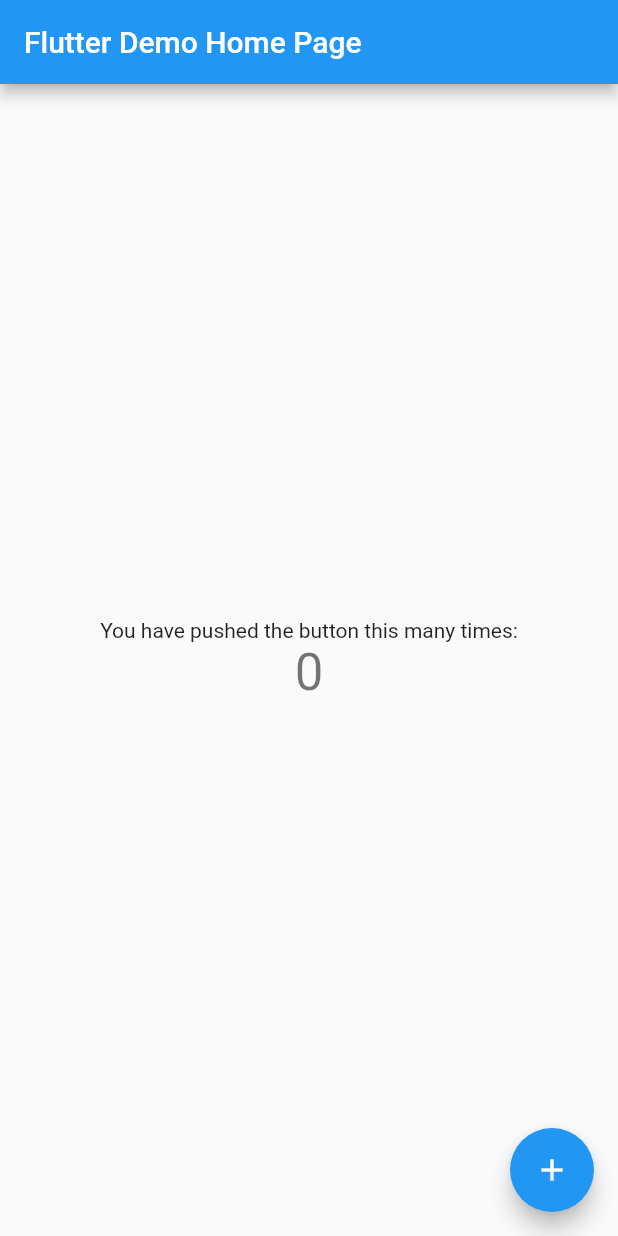
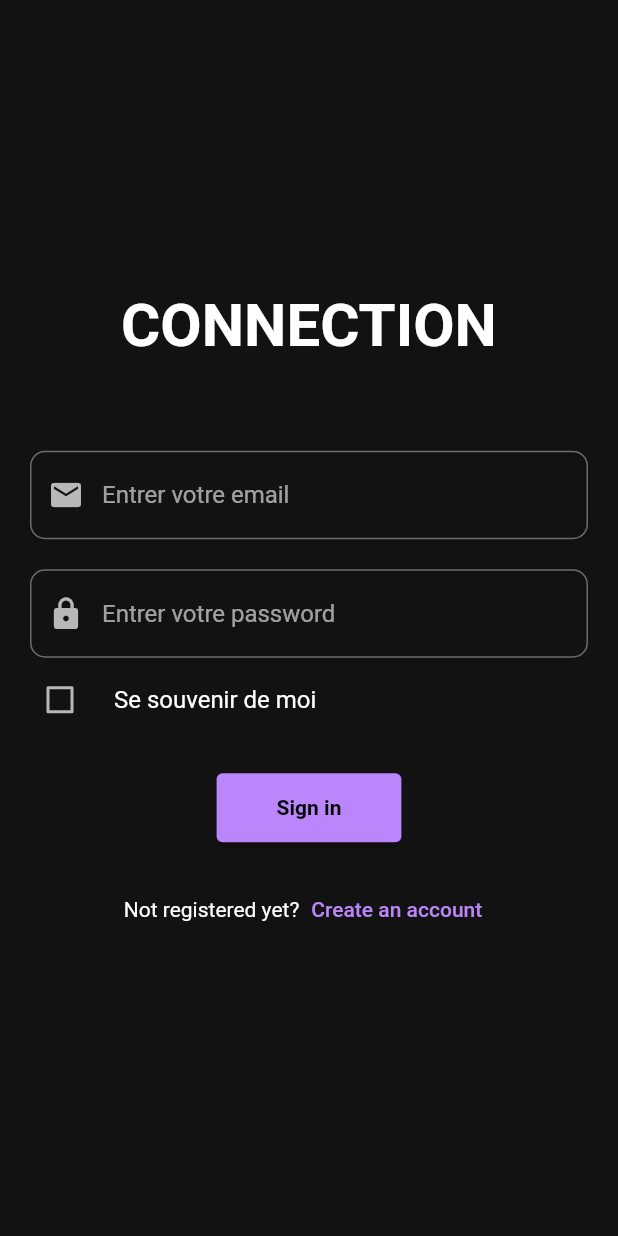
Before and after one commit to aymardl/PLI, a Flutter app: the screen it shows after launch, on a phone screen of 412 x 824 dp. Run offline on Flutter 3.47's test engine with Material 2 defaults, Android fonts, the phone set to English and light mode, and no system bars; our stand-ins replace email_validator.

Commit message:
[FRONT] Page de login non fonctionnel, logo + nom projet manquant

```diff
--- a/my_app/lib/main.dart
+++ b/my_app/lib/main.dart
@@ -1,11 +1,27 @@
 import 'package:flutter/material.dart';
+
+import 'package:my_app/pages/login.dart';
 
 void main() {
   runApp(const MyApp());
 }
 
+ColorScheme defaultColorScheme = const ColorScheme(
+  primary: Color(0xffBB86FC),
+  secondary: Color(0xff03DAC6),
+  surface: Color(0xff181818),
+  background: Color(0xff121212),
+  error: Color(0xffCF6679),
+  onPrimary: Color(0xff000000),
+  onSecondary: Color(0xff000000),
+  onSurface: Color(0xffffffff),
+  onBackground: Color(0xffffffff),
+  onError: Color(0xff000000),
+  brightness: Brightness.dark,
+);
+
 class MyApp extends StatelessWidget {
-  const MyApp({super.key});
+  const MyApp({Key? key}) : super(key: key);
 
   // This widget is the root of your application.
   @override
@@ -13,91 +29,10 @@ class MyApp extends StatelessWidget {
     return MaterialApp(
       title: 'Flutter Demo',
       theme: ThemeData(
-
-        // is not restarted.
+        colorScheme: defaultColorScheme,
         primarySwatch: Colors.blue,
       ),
-      home: const MyHomePage(title: 'Flutter Demo Home Page'),
+      home: const LoginPage(title: 'Login UI'),
     );
   }
 }
-
-class MyHomePage extends StatefulWidget {
-  const MyHomePage({super.key, required this.title});
-
-  // This widget is the home page of your application. It is stateful, meaning
-  // that it has a State object (defined below) that contains fields that affect
-  // how it looks.
-
-  final String title;
-
-  @override
-  State<MyHomePage> createState() => _MyHomePageState();
-}
-
-class _MyHomePageState extends State<MyHomePage> {
-  int _counter = 0;
-
-  void _incrementCounter() {
-    setState(() {
-      // This call to setState tells the Flutter framework that something has
-      // changed in this State, which causes it to rerun the build method below
-      // so that the display can reflect the updated values. If we changed
-      // _counter without calling setState(), then the build method would not be
-      // called again, and so nothing would appear to happen.
-      _counter++;
-    });
-  }
-
-  @override
-  Widget build(BuildContext context) {
-    // This method is rerun every time setState is called, for instance as done
-    // by the _incrementCounter method above.
-    //
-    // The Flutter framework has been optimized to make rerunning build methods
-    // fast, so that you can just rebuild anything that needs updating rather
-    // than having to individually change instances of widgets.
-    return Scaffold(
-      appBar: AppBar(
-        // Here we take the value from the MyHomePage object that was created by
-        // the App.build method, and use it to set our appbar title.
-        title: Text(widget.title),
-      ),
-      body: Center(
-        // Center is a layout widget. It takes a single child and positions it
-        // in the middle of the parent.
-        child: Column(
-          // Column is also a layout widget. It takes a list of children and
-          // arranges them vertically. By default, it sizes itself to fit its
-          // children horizontally, and tries to be as tall as its parent.
-          //
-          // Invoke "debug painting" (press "p" in the console, choose the
-          // "Toggle Debug Paint" action from the Flutter Inspector in Android
-          // Studio, or the "Toggle Debug Paint" command in Visual Studio Code)
-          // to see the wireframe for each widget.
-          //
-          // Column has various properties to control how it sizes itself and
-          // how it positions its children. Here we use mainAxisAlignment to
-          // center the children vertically; the main axis here is the vertical
-          // axis because Columns are vertical (the cross axis would be
-          // horizontal).
-          mainAxisAlignment: MainAxisAlignment.center,
-          children: <Widget>[
-            const Text(
-              'You have pushed the button this many times:',
-            ),
-            Text(
-              '$_counter',
-              style: Theme.of(context).textTheme.headlineMedium,
-            ),
-          ],
-        ),
-      ),
-      floatingActionButton: FloatingActionButton(
-        onPressed: _incrementCounter,
-        tooltip: 'Increment',
-        child: const Icon(Icons.add),
-      ), // This trailing comma makes auto-formatting nicer for build methods.
-    );
-  }
-}
--- /dev/null
+++ b/my_app/lib/pages/login.dart
@@ -0,0 +1,133 @@
+import 'package:email_validator/email_validator.dart';
+import 'package:flutter/material.dart';
+import 'package:my_app/pages/register.dart';
+
+class LoginPage extends StatefulWidget {
+  const LoginPage({Key? key, required this.title}) : super(key: key);
+  final String title;
+
+  @override
+  State<LoginPage> createState() => _LoginPageState();
+}
+
+class _LoginPageState extends State<LoginPage> {
+  final _formKey = GlobalKey<FormState>();
+  var rememberValue = false;
+
+  @override
+  Widget build(BuildContext context) {
+    return Scaffold(
+      backgroundColor: Theme.of(context).colorScheme.background,
+      body: Container(
+        padding: const EdgeInsets.all(20),
+        child: Column(
+          mainAxisAlignment: MainAxisAlignment.center,
+          crossAxisAlignment: CrossAxisAlignment.center,
+          children: <Widget>[
+            const Text(
+              'CONNECTION',
+              style: TextStyle(
+                fontWeight: FontWeight.bold,
+                fontSize: 40,
+              ),
+            ),
+            const SizedBox(
+              height: 60,
+            ),
+            Form(
+              key: _formKey,
+              child: Column(
+                children: [
+                  TextFormField(
+                    validator: (value) => EmailValidator.validate(value!)
+                        ? null
+                        : "Entrer un email email valide",
+                    maxLines: 1,
+                    decoration: InputDecoration(
+                      hintText: 'Entrer votre email',
+                      prefixIcon  : const Icon(Icons.email),
+                      border: OutlineInputBorder(
+                        borderRadius: BorderRadius.circular(10),
+                      ),
+                    ),
+                  ),
+                  const SizedBox(
+                    height: 20,
+                  ),
+                  TextFormField(
+                    validator: (value) {
+                      if (value == null || value.isEmpty) {
+                        return 'Entrer un mot de passe valid';
+                      }
+                      return null;
+                    },
+                    maxLines: 1,
+                    obscureText: true,
+                    decoration: InputDecoration(
+                      prefixIcon: const Icon(Icons.lock),
+                      hintText: 'Entrer votre password',
+                      border: OutlineInputBorder(
+                        borderRadius: BorderRadius.circular(10),
+                      ),
+                    ),
+                  ),
+                  CheckboxListTile(
+                    title: const Text("Se souvenir de moi"),
+                    contentPadding: EdgeInsets.zero,
+                    value: rememberValue,
+                    activeColor: Theme.of(context).colorScheme.primary,
+                    onChanged: (newValue) {
+                      setState(() {
+                        rememberValue = newValue!;
+                      });
+                    },
+                    controlAffinity: ListTileControlAffinity.leading,
+                  ),
+                  const SizedBox(
+                    height: 20,
+                  ),
+                  ElevatedButton(
+                    onPressed: () {
+                      if (_formKey.currentState!.validate()) {}
+                    },
+                    style: ElevatedButton.styleFrom(
+                      padding: const EdgeInsets.fromLTRB(40, 15, 40, 15),
+                    ),
+                    child: const Text(
+                      'Sign in',
+                      style: TextStyle(
+                        fontWeight: FontWeight.bold,
+                      ),
+                    ),
+                  ),
+                  const SizedBox(
+                    height: 20,
+                  ),
+                  Row(
+                    mainAxisAlignment: MainAxisAlignment.center,
+                    children: [
+                      const Text('Not registered yet?'),
+                      TextButton(
+                        onPressed: () {
+                          Navigator.pushReplacement(
+                            context,
+                            MaterialPageRoute(
+                              builder: (context) =>
+                                  const RegisterPage(title: 'Register UI'),
+                            ),
+                          );
+                        },
+                        child: const Text('Create an account'),
+
+                      ),
+                    ],
+                  ),
+                ],
+              ),
+            )
+          ],
+        ),
+      ),
+    );
+  }
+}
--- a/my_app/pubspec.yaml
+++ b/my_app/pubspec.yaml
@@ -35,6 +35,7 @@ dependencies:
   # The following adds the Cupertino Icons font to your application.
   # Use with the CupertinoIcons class for iOS style icons.
   cupertino_icons: ^1.0.2
+  email_validator: ^2.1.17
 
 dev_dependencies:
   flutter_test:
```
Also changed, not shown: my_app/lib/pages/register.dart (added, +160 -0 lines), my_app/pubspec.lock.
